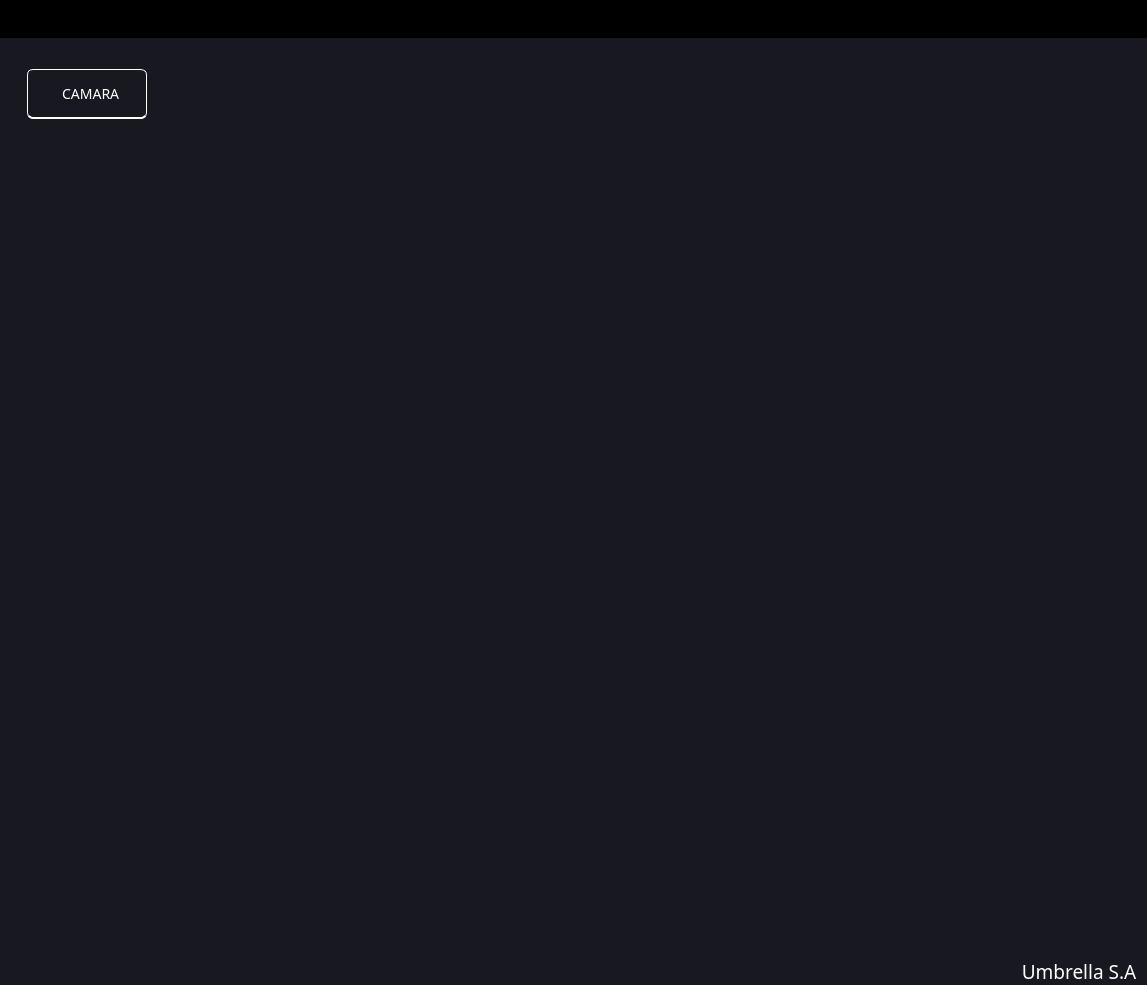
Before: the Qt Designer form ProyectosPY/Principal/MenuUmbrella/menu4.ui in lgsilvestre/G4_Metodologia_2_2021, drawn with Qt 5.
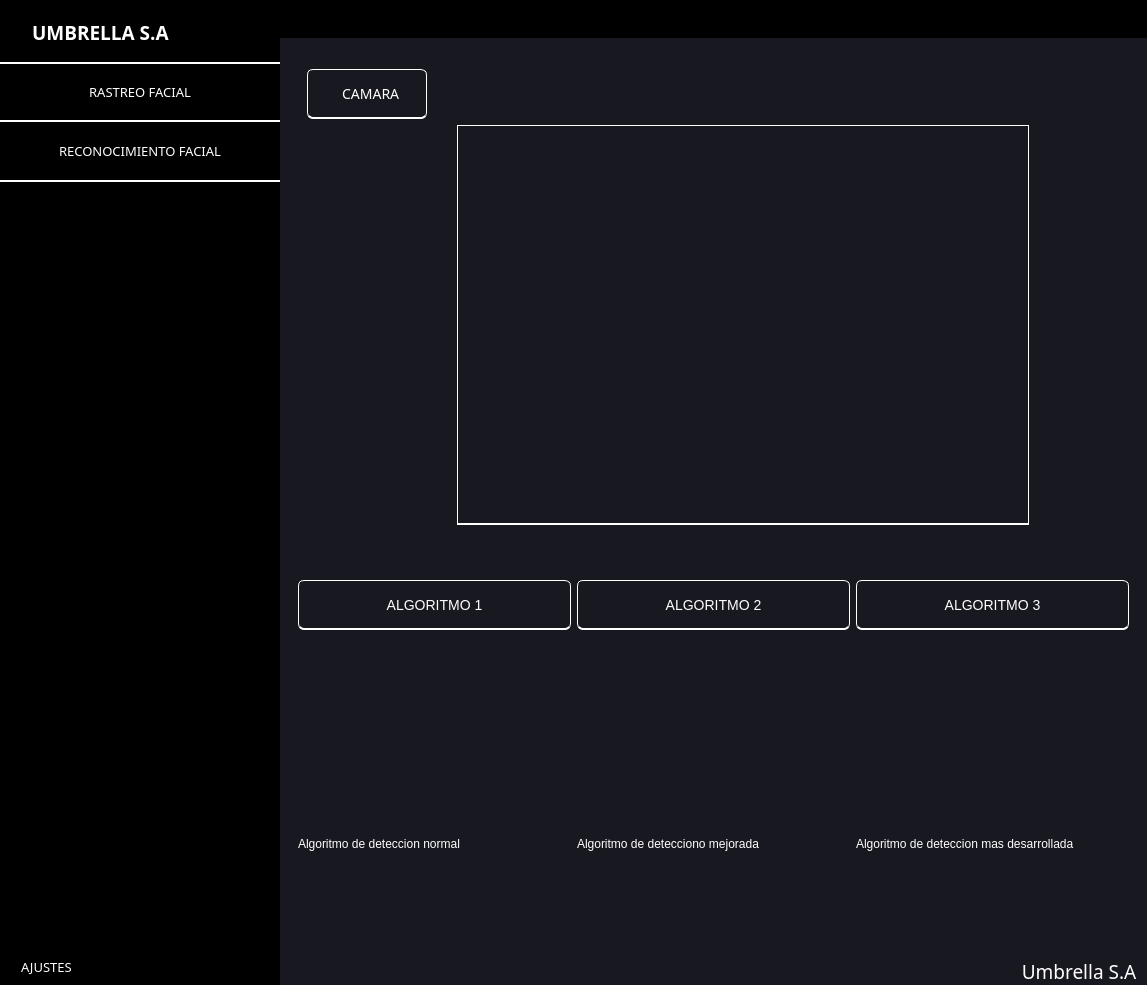
After: the same form once the commit is applied. The open tabs and pages were chosen to show the change. Icons and pictures are not drawn.

```diff
--- a/ProyectosPY/Principal/MenuUmbrella/menu4.ui
+++ b/ProyectosPY/Principal/MenuUmbrella/menu4.ui
@@ -43,7 +43,7 @@
      <widget class="QFrame" name="menuslide">
       <property name="minimumSize">
        <size>
-        <width>0</width>
+        <width>280</width>
         <height>0</height>
        </size>
       </property>
@@ -998,8 +998,8 @@
               <property name="topMargin">
                <number>22</number>
               </property>
-              <item alignment="Qt::AlignLeft|Qt::AlignTop">
-               <widget class="QPushButton" name="pushButton_14">
+              <item alignment="Qt::AlignLeft">
+               <widget class="QPushButton" name="pushButton_13">
                 <property name="minimumSize">
                  <size>
                   <width>120</width>
@@ -1055,10 +1055,37 @@
                 </property>
                </widget>
               </item>
+              <item>
+               <widget class="QLabel" name="label_3">
+                <property name="minimumSize">
+                 <size>
+                  <width>0</width>
+                  <height>400</height>
+                 </size>
+                </property>
+                <property name="styleSheet">
+                 <string notr="true">QLabel{
+
+
+	background:transparent;
+	margin-left:150px;
+	margin-right:100px;
+	border-bottom: 2px solid white;
+	border-top: 1px solid white;
+	border-left: 1px solid white;
+	border-right: 1px solid white;
+	
+}</string>
+                </property>
+                <property name="text">
+                 <string/>
+                </property>
+               </widget>
+              </item>
              </layout>
             </widget>
            </item>
-           <item>
+           <item alignment="Qt::AlignTop">
             <widget class="QFrame" name="frame_16">
              <property name="frameShape">
               <enum>QFrame::StyledPanel</enum>
@@ -1066,6 +1093,193 @@
              <property name="frameShadow">
               <enum>QFrame::Raised</enum>
              </property>
+             <layout class="QHBoxLayout" name="horizontalLayout_12">
+              <property name="topMargin">
+               <number>40</number>
+              </property>
+              <item>
+               <widget class="QPushButton" name="pushButton_14">
+                <property name="minimumSize">
+                 <size>
+                  <width>120</width>
+                  <height>50</height>
+                 </size>
+                </property>
+                <property name="cursor">
+                 <cursorShape>PointingHandCursor</cursorShape>
+                </property>
+                <property name="styleSheet">
+                 <string notr="true">QPushButton{
+
+	background:transparent;
+	color:white;
+	border-radius: 6px;
+	font-size:14px;
+	border-bottom: 2px solid white;
+	border-top: 1px solid white;
+	border-left: 1px solid white;
+	border-right: 1px solid white;
+}
+QPushButton:hover{
+
+	background:black;
+	color:red;
+	border-radius: 6px;
+	font-size:14px;
+	border-bottom: 2px solid black;
+	border-top: 1px solid black;
+	border-left: 1px solid black;
+	border-right: 1px solid black;
+	
+	
+
+}
+</string>
+                </property>
+                <property name="text">
+                 <string>ALGORITMO 1</string>
+                </property>
+               </widget>
+              </item>
+              <item>
+               <widget class="QPushButton" name="pushButton_16">
+                <property name="minimumSize">
+                 <size>
+                  <width>120</width>
+                  <height>50</height>
+                 </size>
+                </property>
+                <property name="cursor">
+                 <cursorShape>PointingHandCursor</cursorShape>
+                </property>
+                <property name="styleSheet">
+                 <string notr="true">QPushButton{
+
+	background:transparent;
+	color:white;
+	border-radius: 6px;
+	font-size:14px;
+	border-bottom: 2px solid white;
+	border-top: 1px solid white;
+	border-left: 1px solid white;
+	border-right: 1px solid white;
+}
+QPushButton:hover{
+
+	background:black;
+	color:red;
+	border-radius: 6px;
+	font-size:14px;
+	border-bottom: 2px solid black;
+	border-top: 1px solid black;
+	border-left: 1px solid black;
+	border-right: 1px solid black;
+}
+</string>
+                </property>
+                <property name="text">
+                 <string>ALGORITMO 2</string>
+                </property>
+               </widget>
+              </item>
+              <item>
+               <widget class="QPushButton" name="pushButton_17">
+                <property name="minimumSize">
+                 <size>
+                  <width>120</width>
+                  <height>50</height>
+                 </size>
+                </property>
+                <property name="cursor">
+                 <cursorShape>PointingHandCursor</cursorShape>
+                </property>
+                <property name="styleSheet">
+                 <string notr="true">QPushButton{
+
+	background:transparent;
+	color:white;
+	border-radius: 6px;
+	font-size:14px;
+	border-bottom: 2px solid white;
+	border-top: 1px solid white;
+	border-left: 1px solid white;
+	border-right: 1px solid white;
+}
+QPushButton:hover{
+
+	background:black;
+	color:red;
+	border-radius: 6px;
+	font-size:14px;
+	border-bottom: 2px solid black;
+	border-top: 1px solid black;
+	border-left: 1px solid black;
+	border-right: 1px solid black;
+}
+</string>
+                </property>
+                <property name="text">
+                 <string>ALGORITMO 3</string>
+                </property>
+               </widget>
+              </item>
+             </layout>
+            </widget>
+           </item>
+           <item>
+            <widget class="QFrame" name="frame_18">
+             <property name="frameShape">
+              <enum>QFrame::StyledPanel</enum>
+             </property>
+             <property name="frameShadow">
+              <enum>QFrame::Raised</enum>
+             </property>
+             <layout class="QHBoxLayout" name="horizontalLayout_13">
+              <item>
+               <widget class="QLabel" name="label_4">
+                <property name="styleSheet">
+                 <string notr="true">QLabel{
+
+	color:white;
+
+}</string>
+                </property>
+                <property name="text">
+                 <string>Algoritmo de deteccion normal</string>
+                </property>
+               </widget>
+              </item>
+              <item>
+               <widget class="QLabel" name="label_5">
+                <property name="styleSheet">
+                 <string notr="true">QLabel{
+
+	color:white;
+
+}</string>
+                </property>
+                <property name="text">
+                 <string>Algoritmo de detecciono mejorada</string>
+                </property>
+               </widget>
+              </item>
+              <item>
+               <widget class="QLabel" name="label_6">
+                <property name="styleSheet">
+                 <string notr="true">QLabel{
+
+	color:white;
+
+
+
+}</string>
+                </property>
+                <property name="text">
+                 <string>Algoritmo de deteccion mas desarrollada</string>
+                </property>
+               </widget>
+              </item>
+             </layout>
             </widget>
            </item>
           </layout>
```
Left out of the diff: 14 changed lines with no effect on the pictures.
